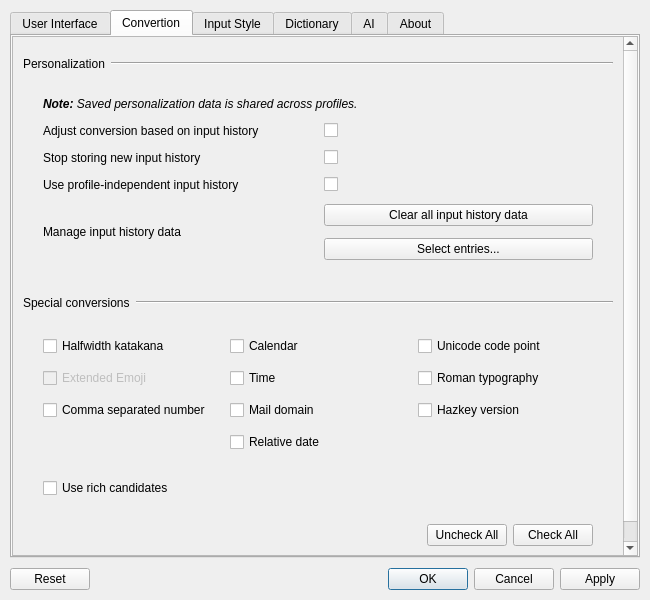
presire/hazkey-community, file hazkey-settings/mainwindow.ui: the form before one commit.
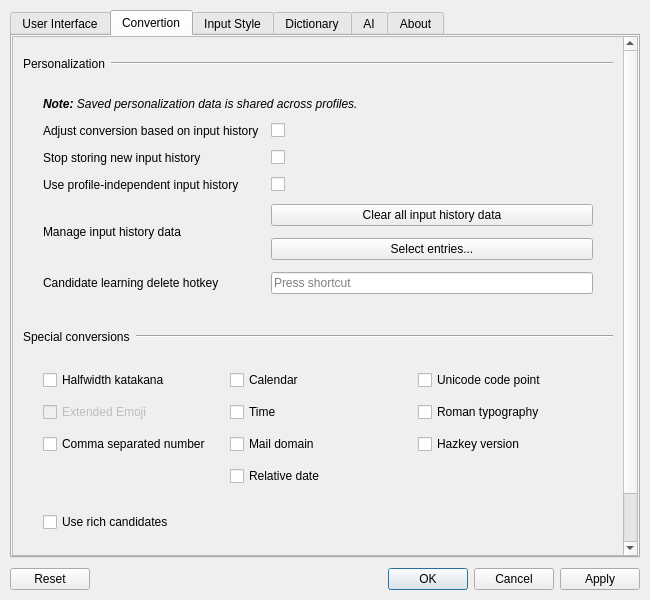
The form after the commit. The open tabs and pages were chosen to show the change. Icons and pictures are not drawn.

Commit message:
feat: add focused candidate learning deletion
Add a configurable shortcut to delete learning data for the focused candidate.

Expose deletion availability through the candidate auxiliary display,
add the protocol and server handling, update the settings UI, and bump the release version to 0.2.20.

Diff of the .ui file:
```diff
--- a/hazkey-settings/mainwindow.ui
+++ b/hazkey-settings/mainwindow.ui
@@ -577,6 +577,16 @@
               <item row="3" column="1">
                <widget class="QCheckBox" name="useProfileIndependentHistory"/>
               </item>
+               <item row="5" column="0">
+                <widget class="QLabel" name="deleteLearningHotkeyLabel">
+                 <property name="text">
+                  <string>Candidate learning delete hotkey</string>
+                 </property>
+                </widget>
+               </item>
+               <item row="5" column="1">
+                <widget class="QKeySequenceEdit" name="deleteLearningHotkey"/>
+               </item>
             </layout>
            </item>
            <item>
```
Lines whose indentation alone changed are shown as unchanged. The commit also changes 27 other files.
